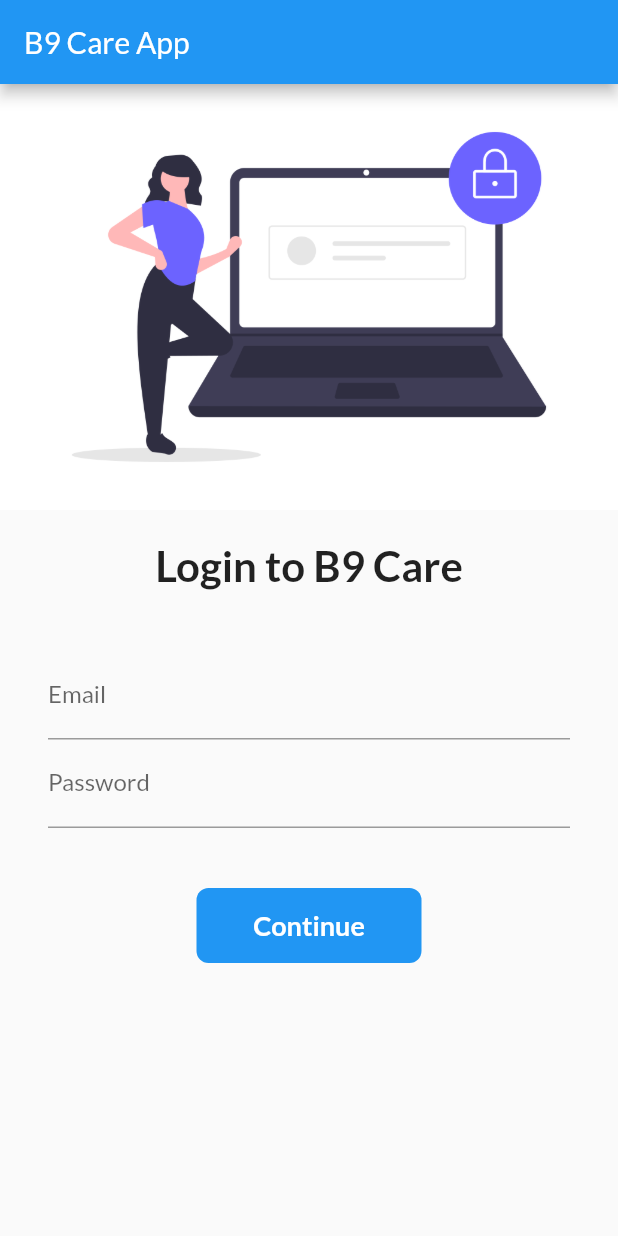
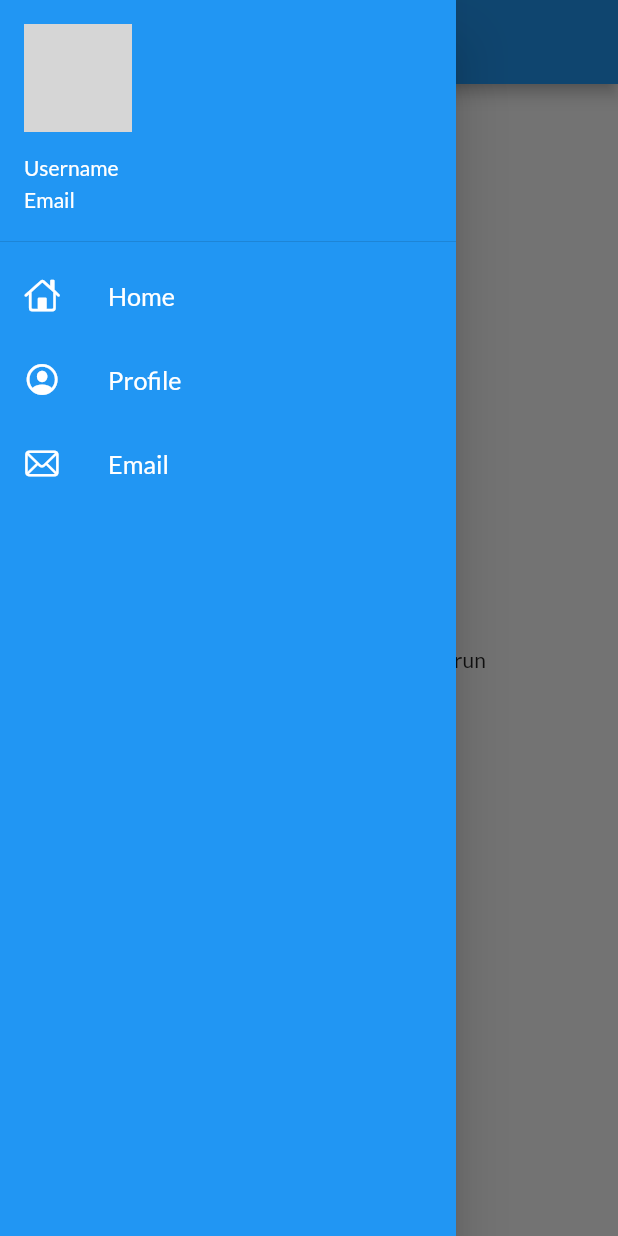
Before and after one commit to tjrox0825/FlutterProjects, a Flutter app: the screen it shows after launch, with the side drawer open (before the commit the screen has no drawer), on a phone screen of 412 x 824 dp. Run offline on Flutter 3.47's test engine with Material 2 defaults, Android fonts, the phone set to English and light mode, and no system bars; our stand-ins replace google_fonts; network calls fail; grey boxes are pictures that could not be loaded.

Commit message:
Side Drawer Done

```diff
--- a/lib/main.dart
+++ b/lib/main.dart
@@ -22,7 +22,7 @@ class MyApp extends StatelessWidget {
         darkTheme: ThemeData(
           brightness: Brightness.dark,
         ),
-        //initialRoute: "/home",
+        initialRoute: MyRoutes.homeRoute,
         routes: {
           "/": (context) => LoginPage(),
           MyRoutes.homeRoute: (context) => HomePage(),
--- a/lib/pages/home_page.dart
+++ b/lib/pages/home_page.dart
@@ -1,3 +1,4 @@
+import 'package:day2/widgets/drawer.dart';
 import 'package:flutter/material.dart';
 
 class HomePage extends StatelessWidget {
@@ -14,7 +15,7 @@ class HomePage extends StatelessWidget {
           child: Text("Welcome to $days days of flutter by $name"),
         ),
       ),
-      drawer: const Drawer(),
+      drawer: MyDrawer(),
     );
   }
 }
--- /dev/null
+++ b/lib/widgets/drawer.dart
@@ -0,0 +1,76 @@
+import 'package:flutter/cupertino.dart';
+import 'package:flutter/material.dart';
+
+class MyDrawer extends StatelessWidget {
+  @override
+  Widget build(BuildContext context) {
+    const imageUrl =
+        'https://img.freepik.com/premium-vector/man-profile-cartoon_18591-58482.jpg?w=1480';
+
+    return Drawer(
+      child: Container(
+        color: Colors.blue,
+        child: ListView
+        (
+          padding: EdgeInsets.zero,
+          children: const
+          [
+          DrawerHeader
+          (
+              padding: EdgeInsets.zero,
+              child: UserAccountsDrawerHeader
+              (
+                decoration: BoxDecoration
+                (
+                  color: Colors.blue,
+                ),
+                margin: EdgeInsets.zero,
+                accountEmail: Text("Email"),
+                accountName: Text("Username"),
+                currentAccountPicture: CircleAvatar
+                (
+                  backgroundImage: NetworkImage(imageUrl),
+                ),
+              )
+              ),
+            ListTile
+            (
+              leading: Icon
+              (
+                CupertinoIcons.home,
+                color:Colors.white
+                ),
+              title: Text
+            (
+              "Home",
+              textScaleFactor: 1.2,
+              style: TextStyle
+              (
+               color: Colors.white,
+              ),
+
+            )
+            ),
+             ListTile(
+              leading: Icon(CupertinoIcons.profile_circled, color: Colors.white),
+              title: Text(
+                "Profile",
+                textScaleFactor: 1.2,
+                style: TextStyle(
+                  color: Colors.white,
+                ),
+              )),
+               ListTile(
+              leading: Icon(CupertinoIcons.mail, color: Colors.white),
+              title: Text(
+                "Email",
+                textScaleFactor: 1.2,
+                style: TextStyle(
+                  color: Colors.white,
+                ),
+              )),
+        ]),
+      ),
+    );
+  }
+}
```
